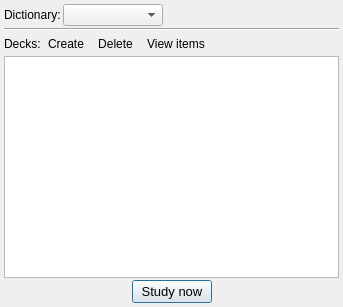
Qt form worddeckform.ui (z1dev/zkanji) before a commit.
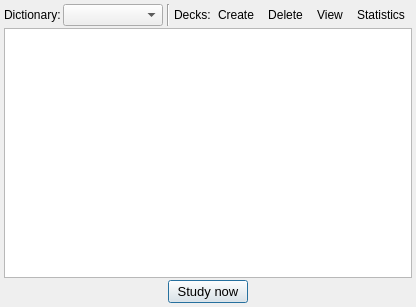
The same form after that commit. Icons and pictures are not drawn. Custom widgets are drawn as their Qt base class.

Commit message: The long term study decks listing window also shows current queue and studied words count.

Patch:
```diff
--- a/worddeckform.ui
+++ b/worddeckform.ui
@@ -6,7 +6,7 @@
    <rect>
     <x>0</x>
     <y>0</y>
-    <width>343</width>
+    <width>395</width>
     <height>307</height>
    </rect>
   </property>
@@ -38,7 +38,10 @@
     </property>
     <item>
      <widget class="QWidget" name="widget" native="true">
-      <layout class="QGridLayout" name="gridLayout_2">
+      <layout class="QHBoxLayout" name="horizontalLayout_4">
+       <property name="spacing">
+        <number>4</number>
+       </property>
        <property name="leftMargin">
         <number>0</number>
        </property>
@@ -51,17 +54,19 @@
        <property name="bottomMargin">
         <number>0</number>
        </property>
+       <item>
+        <layout class="QHBoxLayout" name="horizontalLayout_2">
        <property name="spacing">
         <number>2</number>
        </property>
-       <item row="0" column="0">
+         <item>
         <widget class="QLabel" name="label">
          <property name="text">
           <string>Dictionary:</string>
          </property>
         </widget>
        </item>
-       <item row="0" column="1">
+         <item>
         <widget class="QComboBox" name="dictCBox">
          <property name="minimumSize">
           <size>
@@ -71,27 +76,13 @@
          </property>
         </widget>
        </item>
-       <item row="0" column="2">
-        <spacer name="horizontalSpacer_2">
-         <property name="orientation">
-          <enum>Qt::Horizontal</enum>
-         </property>
-         <property name="sizeHint" stdset="0">
-          <size>
-           <width>1</width>
-           <height>20</height>
-          </size>
-         </property>
-        </spacer>
+        </layout>
        </item>
-       <item row="1" column="0" colspan="3">
+       <item>
         <widget class="Line" name="line">
          <property name="orientation">
-          <enum>Qt::Horizontal</enum>
+          <enum>Qt::Vertical</enum>
          </property>
-        </widget>
-       </item>
-      </layout>
      </widget>
     </item>
     <item>
@@ -131,7 +122,7 @@
          </size>
         </property>
         <property name="toolButtonStyle">
-         <enum>Qt::ToolButtonTextBesideIcon</enum>
+            <enum>Qt::ToolButtonIconOnly</enum>
         </property>
         <property name="autoRaise">
          <bool>true</bool>
@@ -157,7 +148,7 @@
          </size>
         </property>
         <property name="toolButtonStyle">
-         <enum>Qt::ToolButtonTextBesideIcon</enum>
+            <enum>Qt::ToolButtonIconOnly</enum>
         </property>
         <property name="autoRaise">
          <bool>true</bool>
@@ -167,7 +158,7 @@
       <item>
        <widget class="QToolButton" name="viewButton">
         <property name="text">
-         <string>View items</string>
+            <string>View</string>
         </property>
         <property name="icon">
          <iconset resource="Resources/resources.qrc">
@@ -187,6 +178,29 @@
         </property>
        </widget>
       </item>
+         <item>
+          <widget class="QToolButton" name="statsButton">
+           <property name="text">
+            <string>Statistics</string>
+           </property>
+           <property name="icon">
+            <iconset resource="Resources/resources.qrc">
+             <normaloff>:/stats.svg</normaloff>:/stats.svg</iconset>
+           </property>
+           <property name="iconSize">
+            <size>
+             <width>18</width>
+             <height>18</height>
+            </size>
+           </property>
+           <property name="toolButtonStyle">
+            <enum>Qt::ToolButtonTextBesideIcon</enum>
+           </property>
+           <property name="autoRaise">
+            <bool>true</bool>
+           </property>
+          </widget>
+         </item>
       <item>
        <spacer name="horizontalSpacer">
         <property name="orientation">
@@ -194,13 +208,16 @@
         </property>
         <property name="sizeHint" stdset="0">
          <size>
-          <width>40</width>
-          <height>20</height>
+             <width>1</width>
+             <height>1</height>
          </size>
         </property>
        </spacer>
       </item>
      </layout>
+       </item>
+      </layout>
+     </widget>
     </item>
     <item>
      <widget class="WordDeckListView" name="deckTable">
```
Lines whose indentation alone changed are shown as unchanged. The commit also changes 4 other files.
